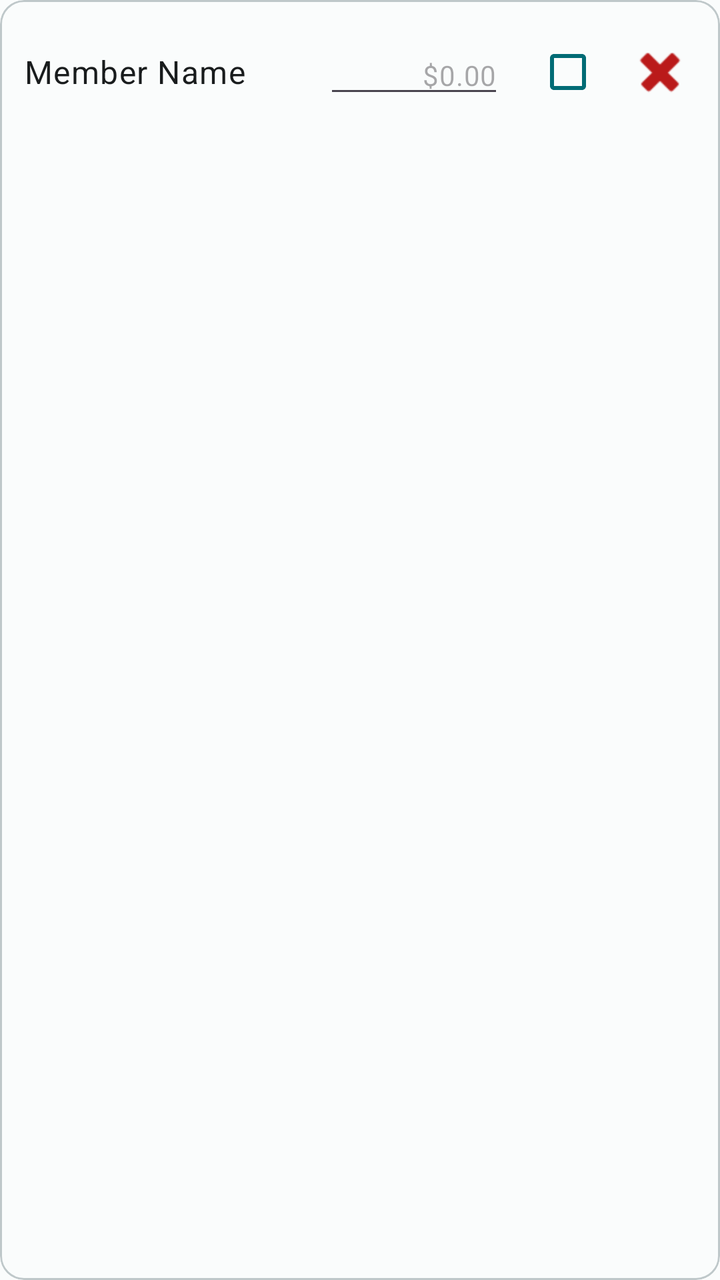
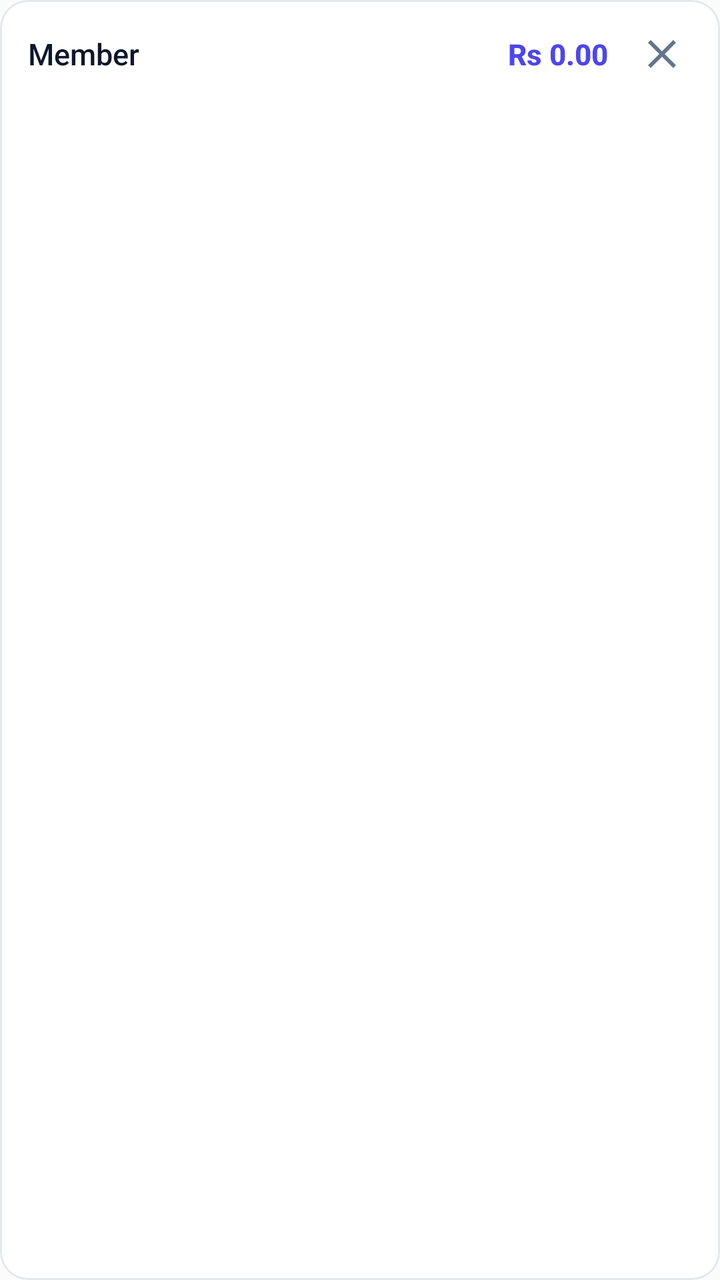

Before-and-after screenshots of an Android layout around one commit, followed by the original layout XML and the change that was made.
<!-- AndroidManifest.xml: application theme Theme.SpendWise -->
<!-- res/layout/item_split_member.xml -->
<?xml version="1.0" encoding="utf-8"?>
<com.google.android.material.card.MaterialCardView
    xmlns:android="http://schemas.android.com/apk/res/android"
    xmlns:app="http://schemas.android.com/apk/res-auto"
    android:layout_width="match_parent"
    android:layout_height="wrap_content"
    android:layout_marginVertical="4dp"
    app:cardCornerRadius="12dp"
    app:cardElevation="0dp"
    app:strokeWidth="1dp"
    app:strokeColor="?attr/colorOutlineVariant"
    app:cardBackgroundColor="?attr/colorSurface">

    <LinearLayout
        android:layout_width="match_parent"
        android:layout_height="wrap_content"
        android:orientation="horizontal"
        android:padding="12dp"
        android:gravity="center_vertical">

        
        <TextView
            android:id="@+id/tv_member_name"
            android:layout_width="0dp"
            android:layout_height="wrap_content"
            android:layout_weight="1"
            android:text="Member Name"
            android:textAppearance="?attr/textAppearanceBodyLarge"
            android:textColor="?attr/colorOnSurface"/>

        
        <com.google.android.material.textfield.TextInputEditText
            android:id="@+id/et_member_amount"
            android:layout_width="90dp"
            android:layout_height="wrap_content"
            android:inputType="numberDecimal"
            android:textAlignment="textEnd"
            android:hint="$0.00"
            android:textAppearance="?attr/textAppearanceBodyMedium"/>

        
        <com.google.android.material.checkbox.MaterialCheckBox
            android:id="@+id/cb_paid"
            android:layout_width="wrap_content"
            android:layout_height="wrap_content"
            android:layout_marginStart="8dp"
            android:buttonTint="?attr/colorPrimary"/>

        
        <ImageButton
            android:id="@+id/btn_delete_member"
            android:layout_width="36dp"
            android:layout_height="36dp"
            android:layout_marginStart="4dp"
            android:src="@android:drawable/ic_delete"
            android:background="?attr/selectableItemBackgroundBorderless"
            android:contentDescription="Remove member"
            app:tint="?attr/colorError"/>
    </LinearLayout>
</com.google.android.material.card.MaterialCardView>
<!-- resources referenced by this layout -->
<resources>
  <color name="primary">#006B75</color>
  <color name="onPrimary">#FFFFFF</color>
  <color name="primaryContainer">#9BF0FB</color>
  <color name="onPrimaryContainer">#002023</color>
  <color name="secondary">#4A6267</color>
  <color name="onSecondary">#FFFFFF</color>
  <color name="secondaryContainer">#CDE7EC</color>
  <color name="onSecondaryContainer">#051F23</color>
  <color name="tertiary">#EF875B</color>
  <color name="onTertiary">#FFFFFF</color>
  <color name="tertiaryContainer">#FFDBCC</color>
  <color name="onTertiaryContainer">#351000</color>
  <color name="background">#FAFCFC</color>
  <color name="onBackground">#191C1D</color>
  <color name="surface">#FAFCFC</color>
  <color name="onSurface">#191C1D</color>
  <color name="surfaceVariant">#DBE4E6</color>
  <color name="onSurfaceVariant">#3F484A</color>
  <color name="outline">#6F797A</color>
  <color name="outlineVariant">#BFC8CA</color>
  <color name="error">#BA1A1A</color>
  <color name="onError">#FFFFFF</color>
  <style name="Theme.SpendWise.BottomSheetDialog" parent="ThemeOverlay.Material3.BottomSheetDialog">
          <item name="bottomSheetStyle">@style/Widget.SpendWise.BottomSheet</item>
          <item name="android:windowIsFloating">false</item>
      </style>
  <style name="Widget.SpendWise.BottomSheet" parent="Widget.Material3.BottomSheet">
          <item name="shapeAppearance">@style/ShapeAppearance.SpendWise.BottomSheet</item>
          <item name="backgroundTint">@color/bg_surface</item>
      </style>
  <style name="ShapeAppearance.SpendWise.BottomSheet" parent="ShapeAppearance.Material3.Corner.Large">
          <item name="cornerSizeTopLeft">28dp</item>
          <item name="cornerSizeTopRight">28dp</item>
          <item name="cornerSizeBottomLeft">0dp</item>
          <item name="cornerSizeBottomRight">0dp</item>
      </style>
  <color name="bg_surface">#FFFFFF</color>
  <!-- unchanged entries left out for length: 1 -->
</resources>

<!-- the commit's change to res/layout/item_split_member.xml (unified diff, before → after) -->
@@ -5,18 +5,19 @@
     android:layout_width="match_parent"
     android:layout_height="wrap_content"
     android:layout_marginVertical="4dp"
-    app:cardCornerRadius="12dp"
+    app:cardBackgroundColor="@color/bg_surface"
+    app:cardCornerRadius="14dp"
     app:cardElevation="0dp"
-    app:strokeWidth="1dp"
-    app:strokeColor="?attr/colorOutlineVariant"
-    app:cardBackgroundColor="?attr/colorSurface">
+    app:strokeColor="@color/stroke_subtle"
+    app:strokeWidth="1dp">
 
     <LinearLayout
         android:layout_width="match_parent"
         android:layout_height="wrap_content"
+        android:gravity="center_vertical"
         android:orientation="horizontal"
-        android:padding="12dp"
-        android:gravity="center_vertical">
+        android:paddingHorizontal="14dp"
+        android:paddingVertical="12dp">
 
         
         <TextView
@@ -24,37 +25,51 @@
             android:layout_width="0dp"
             android:layout_height="wrap_content"
             android:layout_weight="1"
-            android:text="Member Name"
-            android:textAppearance="?attr/textAppearanceBodyLarge"
-            android:textColor="?attr/colorOnSurface"/>
+            android:ellipsize="end"
+            android:fontFamily="sans-serif-medium"
+            android:maxLines="1"
+            android:text="Member"
+            android:textColor="@color/text_primary"
+            android:textSize="15sp" />
 
         
+        <TextView
+            android:id="@+id/tv_member_share"
+            android:layout_width="wrap_content"
+            android:layout_height="wrap_content"
+            android:layout_marginEnd="4dp"
+            android:fontFamily="sans-serif-medium"
+            android:text="Rs 0.00"
+            android:textColor="@color/brand_primary"
+            android:textSize="14.5sp"
+            android:textStyle="bold"
+            android:visibility="visible" />
+
         <com.google.android.material.textfield.TextInputEditText
             android:id="@+id/et_member_amount"
             android:layout_width="90dp"
-            android:layout_height="wrap_content"
+            android:layout_height="40dp"
+            android:background="@null"
+            android:fontFamily="sans-serif-medium"
+            android:gravity="end|center_vertical"
+            android:hint="0.00"
             android:inputType="numberDecimal"
-            android:textAlignment="textEnd"
-            android:hint="$0.00"
-            android:textAppearance="?attr/textAppearanceBodyMedium"/>
-
-        
-        <com.google.android.material.checkbox.MaterialCheckBox
-            android:id="@+id/cb_paid"
-            android:layout_width="wrap_content"
-            android:layout_height="wrap_content"
-            android:layout_marginStart="8dp"
-            android:buttonTint="?attr/colorPrimary"/>
+            android:textColor="@color/brand_primary"
+            android:textColorHint="@color/text_secondary"
+            android:textSize="14.5sp"
+            android:textStyle="bold"
+            android:visibility="gone" />
 
         
         <ImageButton
             android:id="@+id/btn_delete_member"
-            android:layout_width="36dp"
-            android:layout_height="36dp"
-            android:layout_marginStart="4dp"
-            android:src="@android:drawable/ic_delete"
+            android:layout_width="30dp"
+            android:layout_height="30dp"
+            android:layout_marginStart="8dp"
             android:background="?attr/selectableItemBackgroundBorderless"
             android:contentDescription="Remove member"
-            app:tint="?attr/colorError"/>
+            android:src="@drawable/ic_close"
+            android:padding="4dp"
+            app:tint="@color/text_secondary" />
     </LinearLayout>
 </com.google.android.material.card.MaterialCardView>
<!-- resource entries referenced after the edit -->
@@ -37,6 +37,20 @@
           <item name="cornerSizeBottomRight">0dp</item>
       </style>
   <color name="bg_surface">#FFFFFF</color>
+  <color name="brand_primary">#4F46E5</color>
+  <color name="stroke_subtle">#E2E8F0</color>
+  <color name="text_primary">#0F172A</color>
+  <color name="text_secondary">#64748B</color>
+  <!-- drawable ic_close (drawable) -->
+  <vector xmlns:android="http://schemas.android.com/apk/res/android"
+      android:width="24dp"
+      android:height="24dp"
+      android:viewportWidth="24"
+      android:viewportHeight="24">
+    <path
+        android:fillColor="@android:color/white"
+        android:pathData="M19,6.41L17.59,5 12,10.59 6.41,5 5,6.41 10.59,12 5,17.59 6.41,19 12,13.41 17.59,19 19,17.59 13.41,12z"/>
+  </vector>
   <!-- unchanged entries left out for length: 1 -->
 </resources>
 
